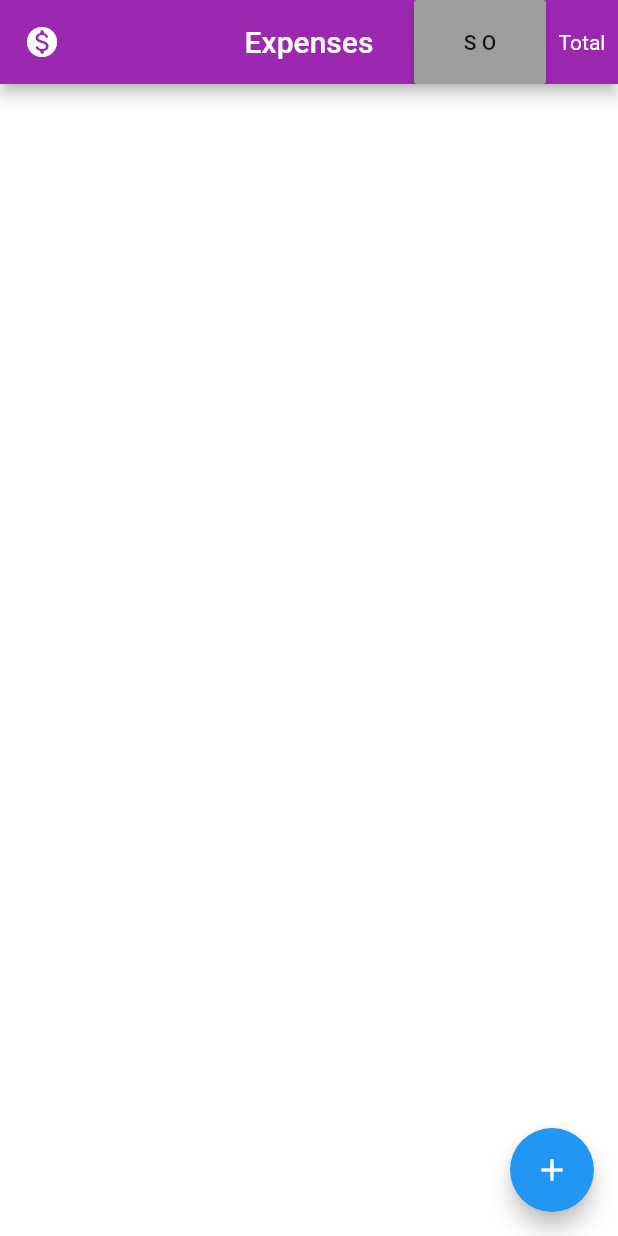
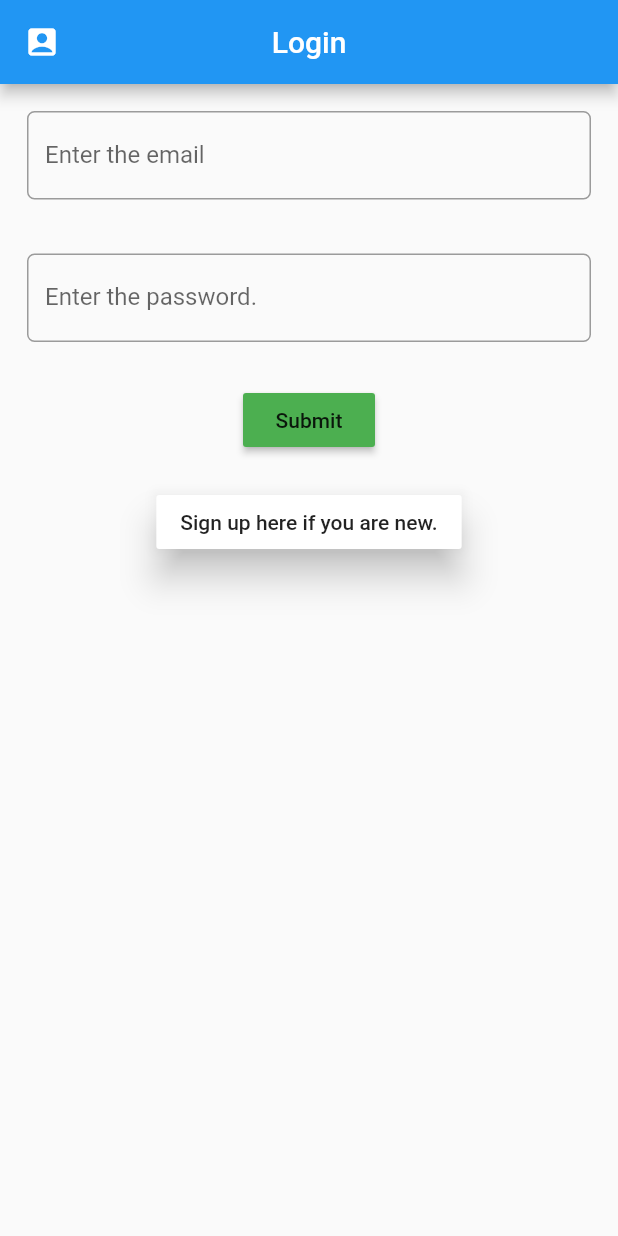
Before and after one commit to saivishnu725/expenses, a Flutter app: the screen it shows after launch, on a phone screen of 412 x 824 dp. Run offline on Flutter 3.47's test engine with Material 2 defaults, Android fonts, the phone set to English and light mode, and no system bars; our stand-ins replace cloud_firestore, firebase_core; accounts and stored records are empty.

```diff
--- a/lib/addscreen.dart
+++ b/lib/addscreen.dart
@@ -3,7 +3,6 @@ import 'package:flutter/material.dart';
 
 class AddScreen extends StatefulWidget {
   AddScreen({Key key}) : super(key: key);
-
   @override
   _AddScreenState createState() => _AddScreenState();
 }
@@ -193,6 +192,3 @@ class _AddScreenState extends State<AddScreen> {
     );
   }
 }
-
-
-//
--- a/lib/editscreen.dart
+++ b/lib/editscreen.dart
@@ -3,7 +3,6 @@ import 'streampage.dart';
 
 class EditScreen extends StatefulWidget {
   EditScreen({Key key}) : super(key: key);
-
   @override
   _EditScreenState createState() => _EditScreenState();
 }
@@ -100,7 +99,6 @@ class _EditScreenState extends State<EditScreen> {
                       keyboardType: TextInputType.number,
                     ),
                   ),
-
                   Row(
                     children: [
                       Expanded(
--- /dev/null
+++ b/lib/login.dart
@@ -0,0 +1,80 @@
+import 'package:expenses/streampage.dart';
+import 'package:flutter/material.dart';
+
+class LoginScreen extends StatelessWidget {
+  const LoginScreen({Key key}) : super(key: key);
+  @override
+  Widget build(BuildContext context) {
+    return Scaffold(
+      appBar: AppBar(
+        title: Text("Login"),
+        leading: Icon(Icons.account_box_rounded),
+        centerTitle: true,
+      ),
+      body: ListView(
+        children: [
+          Center(
+            child: Column(
+              children: [
+                Padding(
+                  padding: const EdgeInsets.all(18.0),
+                  child: TextField(
+                    decoration: InputDecoration(
+                      labelText: "Enter the email",
+                      hintText: "example.123@example.com",
+                      border: OutlineInputBorder(
+                          borderRadius: BorderRadius.circular(5.0)),
+                    ),
+                    keyboardType: TextInputType.emailAddress,
+                  ),
+                ),
+                Padding(
+                  padding: const EdgeInsets.all(18.0),
+                  child: TextField(
+                    decoration: InputDecoration(
+                      labelText: "Enter the password.",
+                      hintText: "1234_eXample",
+                      border: OutlineInputBorder(
+                          borderRadius: BorderRadius.circular(5.0)),
+                    ),
+                    keyboardType: TextInputType.visiblePassword,
+                  ),
+                ),
+                Padding(
+                  padding: EdgeInsets.all(10.0),
+                  child: RaisedButton(
+                    color: Colors.green,
+                    child: Text('Submit'),
+                    onPressed: () {
+                      Navigator.push(context,
+                          MaterialPageRoute(builder: (context) {
+                        return StreamPage();
+                      }));
+                    },
+                  ),
+                ),
+                Padding(
+                  padding: EdgeInsets.all(10.0),
+                  child: RaisedButton(
+                    color: Colors.white,
+                    child: Text('Sign up here if you are new.'),
+                    hoverColor: Colors.blue,
+                    elevation: 10.0,
+                    onPressed: () {
+                      Navigator.push(context,
+                          MaterialPageRoute(builder: (context) {
+                        return StreamPage();
+                        // TODO: Open signup page.
+                      }));
+                      print('working');
+                    },
+                  ),
+                )
+              ],
+            ),
+          )
+        ],
+      ),
+    );
+  }
+}
--- a/pubspec.yaml
+++ b/pubspec.yaml
@@ -29,7 +29,7 @@ dependencies:
   firebase_core: ^0.5.0+1
   # flutter_signin_button: ^1.1.0
   # google_sign_in: ^4.5.5
-  # shared_preferences: ^0.5.12+4
+  shared_preferences: ^0.5.12+4
 
 dev_dependencies:
   flutter_test:
```
Also changed, not shown: lib/loginpage.dart (deleted, +0 -86 lines), lib/main.dart (+5 -25 lines), lib/streampage.dart (+48 -11 lines), pubspec.lock.
